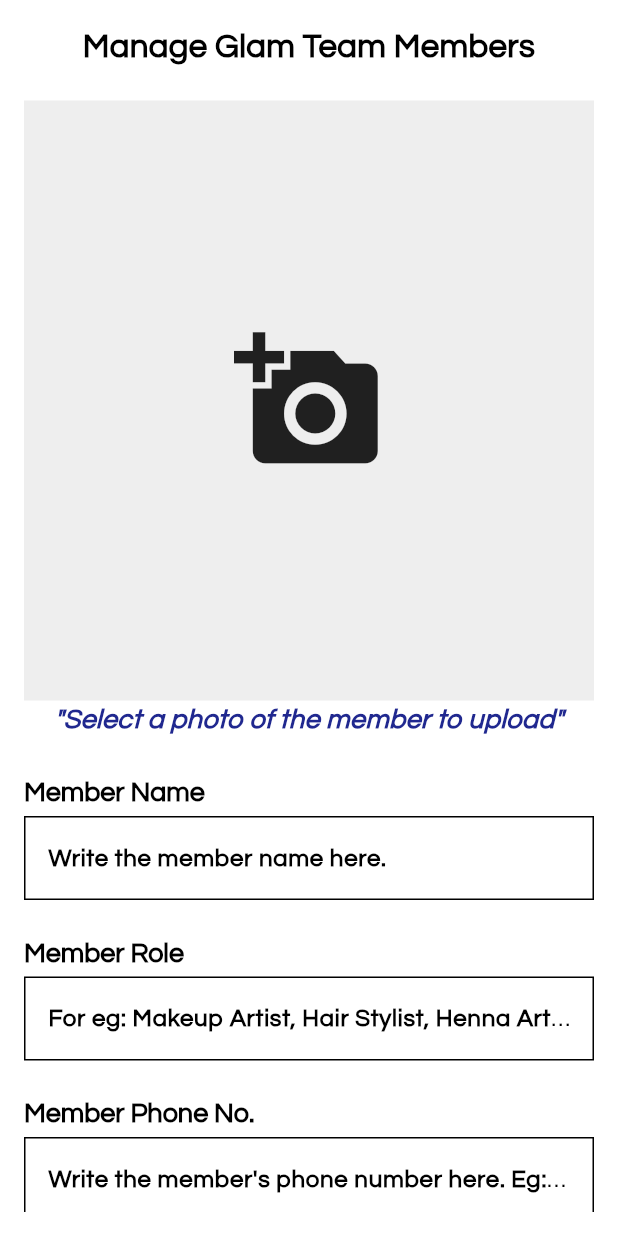
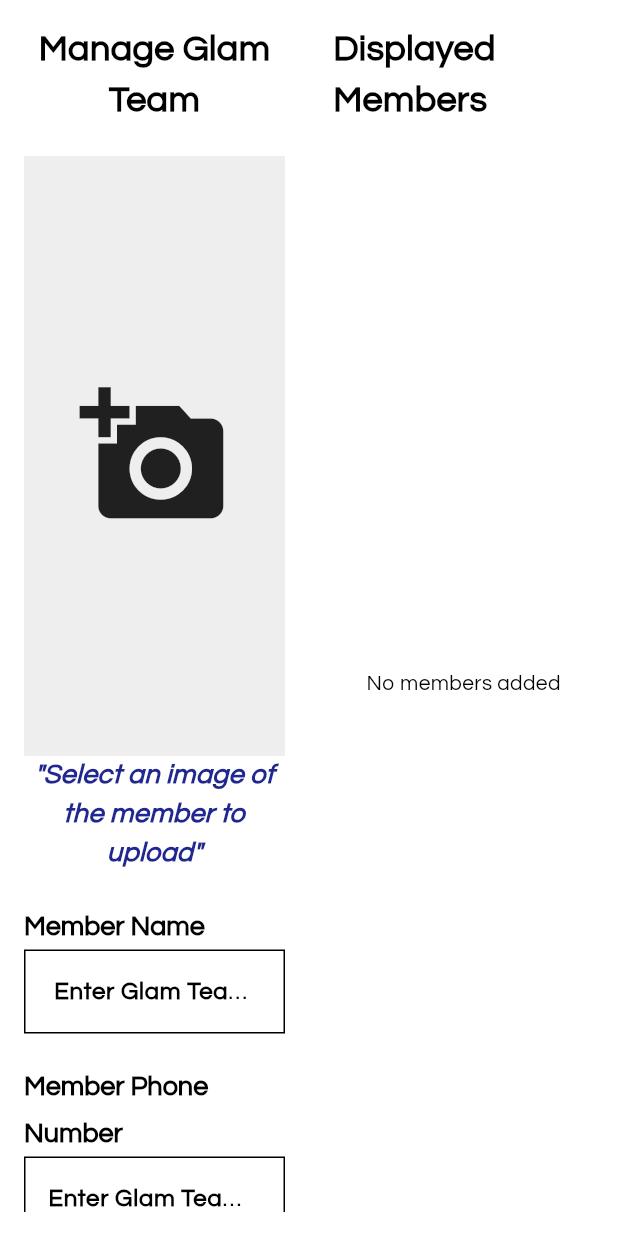
Before and after one commit to Makeup-Star-Studio/frontend, a Flutter app: the AdminGlamTeamView widget shown alone on an empty page, opened directly, on a phone screen of 412 x 824 dp. Run offline on Flutter 3.47's test engine with Material 3 defaults, Android fonts, the phone set to English and light mode, and no system bars; our stand-ins replace carousel_slider, file_picker, fl_chart, flutter_svg, google_fonts, shared_preferences; accounts and stored records are empty; network calls fail; project files that could hold a hidden picture were left out.

Commit message:
made some changes in ui

```diff
--- a/lib/features/admin/screens/team/team.dart
+++ b/lib/features/admin/screens/team/team.dart
@@ -19,14 +19,48 @@
   String selectedFile = '';
   Uint8List? _image;
   final _nameController = TextEditingController();
-  final _roleController = TextEditingController();
   final _phoneController = TextEditingController();
 
+  String? _selectedRole;
+  final List<Member> _member = [];
+  int? _editingIndex;
+
+  final List<String> _memberRole = [
+    'All Rounder',
+    'Makeup Artist',
+    'Hairstylist',
+    'Henna Artist',
+    'Saree Draper'
+  ];
+
   void _submitForm() {
-    if (_memberFormKey.currentState!.validate() && _image != null) {
-      // Handle form submission
+    if (_memberFormKey.currentState!.validate() &&
+        _selectedRole != null &&
+        _image != null) {
+      setState(() {
+        if (_editingIndex == null) {
+          _member.add(Member(
+            image: _image!,
+            name: _nameController.text,
+            phone: _phoneController.text,
+            role: _selectedRole!,
+          ));
+        } else {
+          _member[_editingIndex!] = Member(
+            image: _image!,
+            name: _nameController.text,
+            phone: _phoneController.text,
+            role: _selectedRole!,
+          );
+          _editingIndex = null;
+        }
+        _image = null;
+        _nameController.clear();
+        _phoneController.clear();
+        _selectedRole = null;
+      });
       ScaffoldMessenger.of(context).showSnackBar(
-        const SnackBar(content: Text('Service Added Successfully')),
+        const SnackBar(content: Text('Member Added Successfully')),
       );
     } else {
       ScaffoldMessenger.of(context).showSnackBar(
@@ -34,6 +68,25 @@
             content: Text('Please fill all fields and upload an image')),
       );
     }
+  }
+
+  void _editMember(int index) {
+    setState(() {
+      _editingIndex = index;
+      _image = _member[index].image;
+      _nameController.text = _member[index].name;
+      _phoneController.text = _member[index].phone;
+      _selectedRole = _member[index].role;
+    });
+  }
+
+  void _deleteMember(int index) {
+    setState(() {
+      _member.removeAt(index);
+    });
+    ScaffoldMessenger.of(context).showSnackBar(
+      const SnackBar(content: Text('Member Deleted Successfully')),
+    );
   }
 
   @override
@@ -44,7 +97,6 @@
   @override
   void dispose() {
     _nameController.dispose();
-    _roleController.dispose();
     _phoneController.dispose();
     super.dispose();
   }
@@ -65,7 +117,10 @@
 
   @override
   Widget build(BuildContext context) {
-    return Padding(
+    return Row(
+      children: [
+        Expanded(
+          child: Padding(
             padding: const EdgeInsets.all(16.0),
             child: Form(
               key: _memberFormKey,
@@ -73,9 +128,9 @@
                 children: [
                   const Text(
                     textAlign: TextAlign.center,
-              "Manage Glam Team Members",
+                    "Manage Glam Team",
                     style: TextStyle(
-                fontSize: 22,
+                      fontSize: 24,
                       fontWeight: FontWeight.bold,
                     ),
                   ),
@@ -88,11 +143,12 @@
                             color: Colors.grey[200],
                             child: const Icon(Icons.add_a_photo, size: 100),
                           )
-                  : Image.memory(_image!, height: 500, fit: BoxFit.contain),
+                        : Image.memory(_image!,
+                            height: 500, fit: BoxFit.contain),
                   ),
                   const Text(
                     textAlign: TextAlign.center,
-              '"Select a photo of the member to upload"',
+                    '"Select an image of the member to upload"',
                     style: TextStyle(
                       color: AppColorConstant.adminPrimaryColor,
                       fontSize: 18,
@@ -112,13 +168,40 @@
                   TextFormInputField(
                     textAlign: TextAlign.left,
                     controller: _nameController,
-              hintText: "Write the member name here.",
+                    hintText: " Enter Glam Team Member Name",
                     validator: (value) {
                       if (value == null || value.isEmpty) {
                         return 'required';
                       }
                       return null;
                     },
+                    border: OutlineInputBorder(
+                      borderRadius: BorderRadius.circular(0.0),
+                      borderSide: const BorderSide(
+                        width: 1.0,
+                      ),
+                    ),
+                    focusBorder: OutlineInputBorder(
+                      borderRadius: BorderRadius.circular(0.0),
+                      borderSide: const BorderSide(
+                        width: 1.0,
+                      ),
+                    ),
+                  ),
+                  const SizedBox(height: 20),
+                  BodyText(
+                    text: "Member Phone Number",
+                    textAlign: TextAlign.left,
+                    size: 16,
+                    fontWeight: ResponsiveWidget.isSmallScreen(context)
+                        ? FontWeight.bold
+                        : FontWeight.normal,
+                  ),
+                  TextFormInputField(
+                    textAlign: TextAlign.left,
+                    controller: _phoneController,
+                    hintText: "Enter Glam Team Member Phone Number",
+                    keyboardType: TextInputType.number,
                     border: OutlineInputBorder(
                       borderRadius: BorderRadius.circular(0.0),
                       borderSide: const BorderSide(
@@ -141,73 +224,112 @@
                         ? FontWeight.bold
                         : FontWeight.normal,
                   ),
-            TextFormInputField(
+                  ..._memberRole.map((role) => RadioListTile<String>(
+                        title: BodyText(
                           textAlign: TextAlign.left,
-              controller: _roleController,
-              hintText:
-                  "For eg: Makeup Artist, Hair Stylist, Henna Artist, Saree Draper, All-Rounder etc.",
-              keyboardType: TextInputType.number,
-              validator: (value) {
-                if (value == null || value.isEmpty) {
-                  return 'required';
-                }
-                return null;
+                          text: role,
+                        ),
+                        value: role,
+                        groupValue: _selectedRole,
+                        onChanged: (value) {
+                          setState(() {
+                            _selectedRole = value;
+                          });
                         },
-              border: OutlineInputBorder(
-                borderRadius: BorderRadius.circular(0.0),
-                borderSide: const BorderSide(
-                  width: 1.0,
-                ),
-              ),
-              focusBorder: OutlineInputBorder(
-                borderRadius: BorderRadius.circular(0.0),
-                borderSide: const BorderSide(
-                  width: 1.0,
-                ),
-              ),
-            ),
-            const SizedBox(height: 20),
-            BodyText(
-              text: "Member Phone No.",
-              textAlign: TextAlign.left,
-              size: 16,
-              fontWeight: ResponsiveWidget.isSmallScreen(context)
-                  ? FontWeight.bold
-                  : FontWeight.normal,
-            ),
-            TextFormInputField(
-              textAlign: TextAlign.left,
-              controller: _phoneController,
-              hintText: "Write the member's phone number here. Eg: 1234567890",
-              keyboardType: TextInputType.phone,
-              validator: (value) {
-                if (value == null || value.isEmpty) {
-                  return 'required';
-                }
-                return null;
-              },
-              border: OutlineInputBorder(
-                borderRadius: BorderRadius.circular(0.0),
-                borderSide: const BorderSide(
-                  width: 1.0,
-                ),
-              ),
-              focusBorder: OutlineInputBorder(
-                borderRadius: BorderRadius.circular(0.0),
-                borderSide: const BorderSide(
-                  width: 1.0,
-                ),
-              ),
-            ),
+                      )),
                   const SizedBox(height: 20),
                   ModifiedButton(
-                text: 'ADD SERVICE',
+                      text: _editingIndex == null
+                          ? 'ADD MEMBER'
+                          : 'UPDATE MEMBER',
                       color: AppColorConstant.adminPrimaryColor,
                       textColor: AppColorConstant.white,
                       press: _submitForm),
                 ],
               ),
             ),
+          ),
+        ),
+        Expanded(
+          child: Padding(
+            padding: const EdgeInsets.all(16.0),
+            child: Column(
+              children: [
+                const Text(
+                  "Displayed Members",
+                  style: TextStyle(
+                    fontSize: 24,
+                    fontWeight: FontWeight.bold,
+                  ),
+                ),
+                const SizedBox(height: 20),
+                Expanded(
+                  child: _member.isEmpty
+                      ? const Center(child: Text("No members added"))
+                      : SingleChildScrollView(
+                          scrollDirection: Axis.horizontal,
+                          child: DataTable(
+                            columns: const [
+                              DataColumn(label: Text('Image')),
+                              DataColumn(label: Text('Name')),
+                              DataColumn(label: Text('Phone')),
+                              DataColumn(label: Text('Role')),
+                              DataColumn(label: Text('Actions')),
+                            ],
+                            rows: _member.asMap().entries.map((entry) {
+                              int index = entry.key;
+                              Member member = entry.value;
+                              return DataRow(cells: [
+                                DataCell(Image.memory(member.image,
+                                    width: 50, height: 50)),
+                                DataCell(
+                                  ConstrainedBox(
+                                    constraints:
+                                        const BoxConstraints(maxWidth: 200),
+                                    child: Text(
+                                      member.name,
+                                      overflow: TextOverflow.ellipsis,
+                                    ),
+                                  ),
+                                ),
+                                DataCell(Text('\$${member.phone}')),
+                                DataCell(Text(member.role)),
+                                DataCell(Row(
+                                  children: [
+                                    IconButton(
+                                      icon: const Icon(Icons.edit),
+                                      onPressed: () => _editMember(index),
+                                    ),
+                                    IconButton(
+                                      icon: const Icon(Icons.delete),
+                                      onPressed: () => _deleteMember(index),
+                                    ),
+                                  ],
+                                )),
+                              ]);
+                            }).toList(),
+                          ),
+                        ),
+                ),
+              ],
+            ),
+          ),
+        ),
+      ],
     );
   }
 }
+
+class Member {
+  final Uint8List image;
+  final String name;
+  final String phone;
+  final String role;
+
+  Member({
+    required this.image,
+    required this.name,
+    required this.phone,
+    required this.role,
+  });
+}
```
Also changed, not shown: lib/features/admin/screens/services/services.dart (+139 -4 lines). Lines whose indentation alone changed are shown as unchanged.
